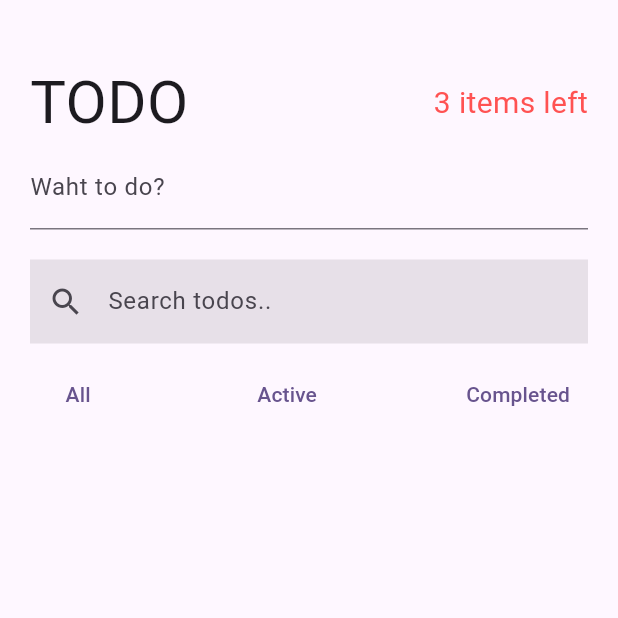
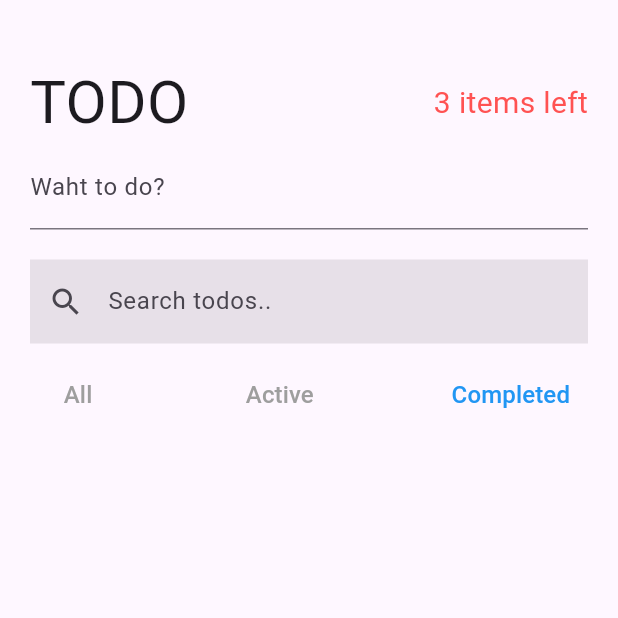
Before and after one commit to LukaszWalencik/todo_cubit, a Flutter app: the screen it shows after launch, after a tap on "Completed", on a phone screen of 412 x 824 dp, the top half of it. Run offline on Flutter 3.47's test engine with Material 2 defaults, Android fonts, the phone set to English and light mode, and no system bars; our stand-ins replace bloc, equatable, flutter_bloc.

Commit message:
Create function to change color of text in text button when option is active
add reading state of TodoFilterCubit changefilter function to change filters

```diff
--- a/lib/pages/todo_page/search_and_filter_todo.dart
+++ b/lib/pages/todo_page/search_and_filter_todo.dart
@@ -1,5 +1,6 @@
 import 'package:flutter/material.dart';
 import 'package:flutter_bloc/flutter_bloc.dart';
+import 'package:todo_cubit/cubits/todo_filter/todo_filter_cubit.dart';
 import 'package:todo_cubit/cubits/todo_search/todo_search_cubit.dart';
 import 'package:todo_cubit/models/todo_model.dart';
 
@@ -39,11 +40,25 @@ class SearchAndFilterTodo extends StatelessWidget {
 
   Widget filterButton(BuildContext context, Filter filter) {
     return TextButton(
-        onPressed: () {},
-        child: Text(filter == Filter.all
+      onPressed: () {
+        context.read<TodoFilterCubit>().changeFilter(filter);
+      },
+      child: Text(
+        filter == Filter.all
             ? 'All'
             : filter == Filter.active
                 ? 'Active'
-                : 'Completed'));
+                : 'Completed',
+        style: TextStyle(
+          fontSize: 16,
+          color: textColor(context, filter),
+        ),
+      ),
+    );
+  }
+
+  Color textColor(BuildContext context, Filter filter) {
+    final currentFilter = context.watch<TodoFilterCubit>().state.filter;
+    return currentFilter == filter ? Colors.blue : Colors.grey;
   }
 }
```
